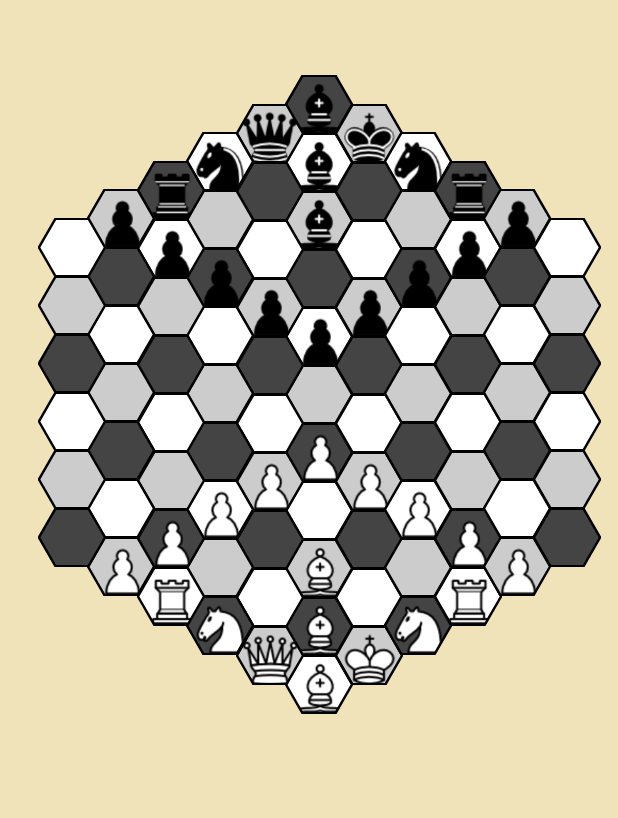
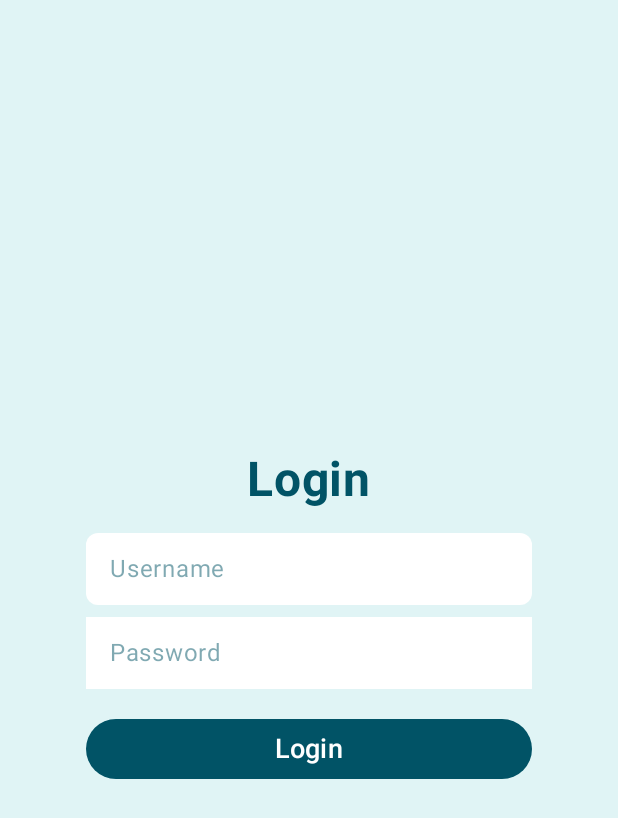
Before and after one commit to maks-lukianenko/hex_chess, an Android app built with Jetpack Compose: the screen it shows after launch (MainActivity), on a phone screen of 412 x 824 dp. Shown: the top 818 px of the screen. Run offline under Robolectric (Android 15) with nearby library versions, the light colour scheme and no system bars.

Commit message:
Added Registration and Login Screens

```diff
--- a/app/build.gradle.kts
+++ b/app/build.gradle.kts
@@ -61,11 +61,14 @@ dependencies {
     implementation(libs.androidx.ui.tooling.preview)
     implementation(libs.androidx.material3)
     implementation(libs.androidx.navigation.compose)
+    implementation(libs.okhttp)
     testImplementation(libs.junit)
     androidTestImplementation(libs.androidx.junit)
     androidTestImplementation(libs.androidx.espresso.core)
     androidTestImplementation(platform(libs.androidx.compose.bom))
     androidTestImplementation(libs.androidx.ui.test.junit4)
+    androidTestImplementation(libs.androidx.espresso.core.v351)
+    implementation(libs.androidx.material.icons.extended)
     debugImplementation(libs.androidx.ui.tooling)
     debugImplementation(libs.androidx.ui.test.manifest)
 }
--- /dev/null
+++ b/app/src/main/java/com/example/hexchess/authorization/AuthorizationViewModel.kt
@@ -0,0 +1,13 @@
+package com.example.hexchess.authorization
+
+import androidx.lifecycle.ViewModel
+
+class AuthorizationViewModel : ViewModel() {
+    fun onLoginClicked(username: String, password: String) {
+
+    }
+
+    fun onRegisterClicked(username: String, email: String, password: String) {
+
+    }
+}
--- /dev/null
+++ b/app/src/main/java/com/example/hexchess/authorization/LoginScreen.kt
@@ -0,0 +1,115 @@
+package com.example.hexchess.authorization
+
+import androidx.compose.foundation.background
+import androidx.compose.foundation.layout.*
+import androidx.compose.foundation.text.BasicTextField
+import androidx.compose.foundation.text.KeyboardOptions
+import androidx.compose.material3.*
+import androidx.compose.runtime.*
+import androidx.compose.ui.Alignment
+import androidx.compose.ui.Modifier
+import androidx.compose.ui.graphics.Color
+import androidx.compose.ui.text.TextStyle
+import androidx.compose.ui.text.font.FontWeight
+import androidx.compose.ui.text.input.KeyboardCapitalization
+import androidx.compose.ui.text.input.KeyboardType
+import androidx.compose.ui.text.input.PasswordVisualTransformation
+import androidx.compose.ui.unit.dp
+import androidx.compose.ui.unit.sp
+import androidx.navigation.NavHostController
+import androidx.navigation.compose.rememberNavController
+import com.example.hexchess.ui.theme.DeepBlueGreen
+import com.example.hexchess.ui.theme.LightTurquoise
+
+private val viewModel = AuthorizationViewModel()
+
+@Composable
+fun LoginScreen(navController: NavHostController = rememberNavController()) {
+    var username by remember { mutableStateOf("") }
+    var password by remember { mutableStateOf("") }
+
+    Box(
+        modifier = Modifier
+            .fillMaxSize()
+            .background(LightTurquoise),
+        contentAlignment = Alignment.Center
+    ) {
+        Column(
+            modifier = Modifier
+                .fillMaxWidth(0.8f)
+                .padding(16.dp),
+            horizontalAlignment = Alignment.CenterHorizontally
+        ) {
+            Text(
+                text = "Login",
+                fontSize = 32.sp,
+                fontWeight = FontWeight.Bold,
+                color = DeepBlueGreen
+            )
+
+            Spacer(modifier = Modifier.height(16.dp))
+
+            BasicTextField(
+                value = username,
+                onValueChange = { username = it },
+                textStyle = TextStyle(fontSize = 18.sp, color = DeepBlueGreen),
+                decorationBox = { innerTextField ->
+                    Box(
+                        Modifier
+                            .background(Color.White, shape = MaterialTheme.shapes.small)
+                            .padding(horizontal = 16.dp, vertical = 12.dp)
+                            .fillMaxWidth()
+                    ) {
+                        if (username.isEmpty()) {
+                            Text("Username", color = DeepBlueGreen.copy(alpha = 0.5f))
+                        }
+                        innerTextField()
+                    }
+                }
+            )
+
+            Spacer(modifier = Modifier.height(8.dp))
+
+            BasicTextField(
+                modifier = Modifier.background(Color.White),
+                value = password,
+                onValueChange = { password = it },
+                textStyle = TextStyle(fontSize = 18.sp, color = DeepBlueGreen),
+                decorationBox = { innerTextField ->
+                    Box(
+                        Modifier
+                            .background(Color.White, shape = MaterialTheme.shapes.small)
+                            .padding(horizontal = 16.dp, vertical = 12.dp)
+                            .fillMaxWidth()
+                    ) {
+                        if (username.isEmpty()) {
+                            Text("Password", color = DeepBlueGreen.copy(alpha = 0.5f))
+                        }
+                        innerTextField()
+                    }
+                },
+                visualTransformation = PasswordVisualTransformation(),
+                keyboardOptions = KeyboardOptions(
+                    capitalization = KeyboardCapitalization.None,
+                    autoCorrectEnabled = false,
+                    keyboardType = KeyboardType.Password
+                ),
+            )
+
+            Spacer(modifier = Modifier.height(16.dp))
+
+            Button(
+                onClick = { viewModel.onLoginClicked(username, password) },
+                colors = ButtonColors(
+                    containerColor = DeepBlueGreen,
+                    contentColor = Color.White,
+                    disabledContentColor = Color.White,
+                    disabledContainerColor = DeepBlueGreen
+                ),
+                modifier = Modifier.fillMaxWidth()
+            ) {
+                Text("Login", color = Color.White, fontSize = 18.sp)
+            }
+        }
+    }
+}
--- /dev/null
+++ b/app/src/main/java/com/example/hexchess/backend/authorization/Player.kt
@@ -0,0 +1,5 @@
+package com.example.hexchess.backend.authorization
+
+class Player() {
+
+}
--- a/app/src/main/java/com/example/hexchess/navigation/AppNavigation.kt
+++ b/app/src/main/java/com/example/hexchess/navigation/AppNavigation.kt
@@ -3,6 +3,8 @@ package com.example.hexchess.navigation
 import androidx.compose.runtime.Composable
 import androidx.navigation.NavController
 import androidx.navigation.NavHostController
+import com.example.hexchess.authorization.LoginScreen
+import com.example.hexchess.authorization.RegistrationScreen
 import com.example.hexchess.mainmenu.MainMenuScreen
 import com.example.hexchess.onlinegame.OnlineGameScreen
 
@@ -16,19 +18,24 @@ import com.example.hexchess.onlinegame.OnlineGameScreen
  */
 
 sealed class Screen(val route: String) {
-    object MainMenu : Screen("MainMenuScreen")
-    object OnlineGame : Screen("OnlineGameScreen")
+    data object LoginMenu : Screen("LoginScreen")
+    data object RegisterMenu : Screen("RegistrationScreen")
+    data object MainMenu : Screen("MainMenuScreen")
+    data object OnlineGame : Screen("OnlineGameScreen")
 }
 
 val screens = listOf(
+    Screen.LoginMenu,
+    Screen.RegisterMenu,
     Screen.OnlineGame,
     Screen.MainMenu,
-
 )
 
 @Composable
 fun HandleScreen(screen: Screen, navController: NavHostController) {
     when (screen) {
+        is Screen.LoginMenu -> LoginScreen(navController = navController)
+        is Screen.RegisterMenu -> RegistrationScreen(navController = navController)
         is Screen.MainMenu -> MainMenuScreen(navController = navController)
         is Screen.OnlineGame -> OnlineGameScreen(navController = navController)
     }
@@ -40,3 +47,11 @@ fun NavController.navigateToMainMenu() {
 fun NavController.navigateToOnlineGame() {
     navigate("OnlineGameScreen")
 }
+
+fun NavController.navigateToLoginMenu() {
+    navigate("LoginScreen")
+}
+
+fun NavController.navigateToRegistrationMenu() {
+    navigate("RegistrationScreen")
+}
--- a/app/src/main/java/com/example/hexchess/onlinegame/OnlineGameScreen.kt
+++ b/app/src/main/java/com/example/hexchess/onlinegame/OnlineGameScreen.kt
@@ -99,7 +99,6 @@ fun PieceView(sizeOfItem: Dp, color: Color, piece: Piece?, x: Int, y: Int, setPo
     val clip = remember(hexagon) {
         RoundedPolygonShape(polygon = hexagon)
     }
-    var flag by remember { mutableStateOf(true) }
 
     val imageResId = when (piece?.type) {
         PieceType.Pawn -> if (piece.color == PieceColor.White) R.drawable.pawn_white else R.drawable.pawn_dark
@@ -157,7 +156,7 @@ fun PieceView(sizeOfItem: Dp, color: Color, piece: Piece?, x: Int, y: Int, setPo
 
 @Composable
 fun BoardColumn (columnIndex: Int, startColor: Int, top: Dp, start: Dp, size: Int, columnCells: MutableList<Piece?>, setPosition: (Position?) -> Unit, chosenPosition: Position?) {
-    val colors: ArrayList<Color> = arrayListOf(Color.DarkGray, Color.White, Color.LightGray)
+
     val columnSize = columnCells.size
 
 
@@ -167,10 +166,21 @@ fun BoardColumn (columnIndex: Int, startColor: Int, top: Dp, start: Dp, size: In
             .fillMaxHeight(),
         verticalArrangement = Arrangement.spacedBy((-7).dp)
     ) {
-        columnCells.forEachIndexed { i, piece ->
-            // column indexes are from A to L( for us it's x )
-            // y for us means row
-            PieceView(size.dp, colors[(i + startColor) % 3], columnCells[columnSize - 1 - i], columnIndex, columnSize - i - 1, setPosition, chosenPosition)
+        if (viewModel.color == "white") {
+            val colors: ArrayList<Color> = arrayListOf(Color.DarkGray, Color.White, Color.LightGray)
+            columnCells.forEachIndexed { i, _ ->
+                // column indexes are from A to L( for us it's x )
+                // y for us means row
+                PieceView(size.dp, colors[(i + startColor) % 3], columnCells[columnSize - 1 - i], columnIndex, columnSize - i - 1, setPosition, chosenPosition)
+            }
+
+        } else {
+            val colors: ArrayList<Color> = arrayListOf(Color.White, Color.DarkGray, Color.LightGray)
+            columnCells.forEachIndexed { i, _ ->
+                // column indexes are from A to L( for us it's x )
+                // y for us means row
+                PieceView(size.dp, colors[(i + startColor) % 3], columnCells[i], columnIndex, i, setPosition, chosenPosition)
+            }
         }
     }
 }
--- a/app/src/main/java/com/example/hexchess/onlinegame/OnlineGameViewModel.kt
+++ b/app/src/main/java/com/example/hexchess/onlinegame/OnlineGameViewModel.kt
@@ -1,10 +1,7 @@
 package com.example.hexchess.onlinegame
 
 import android.util.Log
-import androidx.compose.runtime.MutableState
 import androidx.compose.runtime.mutableStateListOf
-import androidx.compose.runtime.mutableStateOf
-import androidx.compose.runtime.setValue
 import androidx.lifecycle.ViewModel
 import com.example.hexchess.backend.onlinegame.Board
 import com.example.hexchess.backend.onlinegame.Piece
@@ -17,6 +14,7 @@ private const val TAG = "View Model"
 class OnlineGameViewModel : ViewModel() {
     var cells = mutableStateListOf(mutableStateListOf<Piece?>(null))
     var board = Board()
+    val color = "black"
 
 
     fun boardUpdate() {
--- a/app/src/main/java/com/example/hexchess/ui/theme/Theme.kt
+++ b/app/src/main/java/com/example/hexchess/ui/theme/Theme.kt
@@ -1,7 +1,7 @@
 package com.example.hexchess.ui.theme
 
-import android.app.Activity
 import android.os.Build
+import androidx.compose.ui.graphics.Color
 import androidx.compose.foundation.isSystemInDarkTheme
 import androidx.compose.material3.MaterialTheme
 import androidx.compose.material3.darkColorScheme
@@ -16,6 +16,9 @@ private val DarkColorScheme = darkColorScheme(
     secondary = PurpleGrey80,
     tertiary = Pink80
 )
+
+val LightTurquoise = Color(0xFFE0F4F5)
+val DeepBlueGreen = Color(0xFF015366)
 
 private val LightColorScheme = lightColorScheme(
     primary = Purple40,
--- a/gradle/libs.versions.toml
+++ b/gradle/libs.versions.toml
@@ -1,5 +1,6 @@
 [versions]
 agp = "8.5.0"
+espressoCoreVersion = "3.5.1"
 graphicsShapes = "1.0.0-beta01"
 kotlin = "1.9.0"
 coreKtx = "1.13.1"
@@ -9,11 +10,15 @@ espressoCore = "3.6.1"
 lifecycleRuntimeKtx = "2.6.1"
 activityCompose = "1.8.0"
 composeBom = "2024.04.01"
+materialIconsExtended = "1.7.5"
 navigationCompose = "2.8.1"
+okhttp = "4.12.0"
 
 [libraries]
 androidx-core-ktx = { group = "androidx.core", name = "core-ktx", version.ref = "coreKtx" }
+androidx-espresso-core-v351 = { module = "androidx.test.espresso:espresso-core", version.ref = "espressoCoreVersion" }
 androidx-graphics-shapes = { module = "androidx.graphics:graphics-shapes", version.ref = "graphicsShapes" }
+androidx-material-icons-extended = { module = "androidx.compose.material:material-icons-extended", version.ref = "materialIconsExtended" }
 junit = { group = "junit", name = "junit", version.ref = "junit" }
 androidx-junit = { group = "androidx.test.ext", name = "junit", version.ref = "junitVersion" }
 androidx-espresso-core = { group = "androidx.test.espresso", name = "espresso-core", version.ref = "espressoCore" }
@@ -28,6 +33,7 @@ androidx-ui-test-manifest = { group = "androidx.compose.ui", name = "ui-test-man
 androidx-ui-test-junit4 = { group = "androidx.compose.ui", name = "ui-test-junit4" }
 androidx-material3 = { group = "androidx.compose.material3", name = "material3" }
 androidx-navigation-compose = { group = "androidx.navigation", name = "navigation-compose", version.ref = "navigationCompose" }
+okhttp = { module = "com.squareup.okhttp3:okhttp", version.ref = "okhttp" }
 
 [plugins]
 android-application = { id = "com.android.application", version.ref = "agp" }
```
Also changed, not shown: app/src/main/java/com/example/hexchess/authorization/RegistrationScreen.kt (added, +150 -0 lines), app/src/main/java/com/example/hexchess/backend/gamemanager/GameClient.kt (added, +80 -0 lines).
